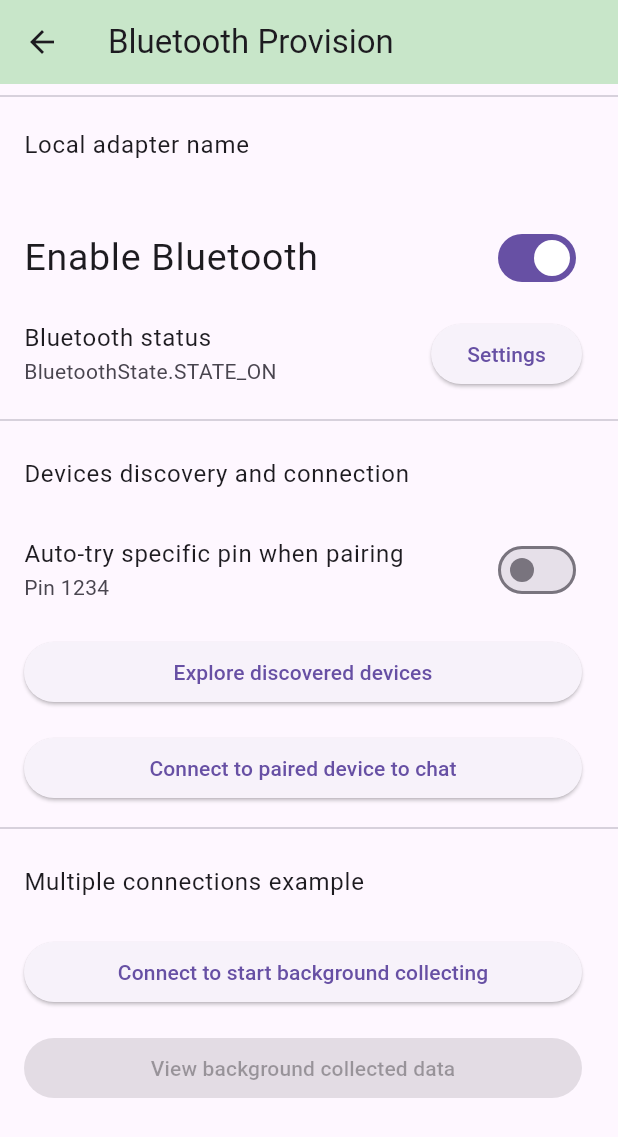
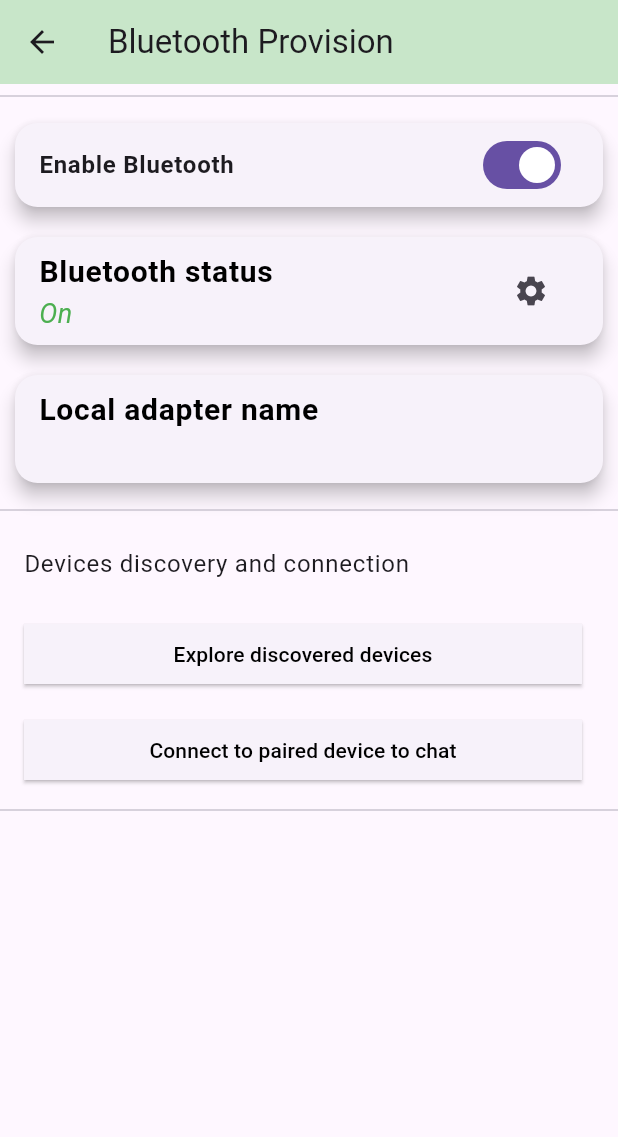
Before and after one commit to Manish2102/GardenController, a Flutter app: the MainPage screen opened directly, on a phone screen of 412 x 824 dp. Shown: the top 1137 px of the screen. Run offline on Flutter 3.47's test engine with Material 3 defaults, Android fonts, the phone set to English and light mode, and no system bars; our stand-ins replace cloud_firestore, firebase_auth, firebase_core, flutter_bluetooth_serial, flutter_local_notifications, google_sign_in and 1 more; missing offline and left inert: qr_code_scanner; accounts and stored records are empty.

Commit message:
initial commit

```diff
--- a/lib/Bluetooth_Provisions/BackgroundCollectedPage.dart
+++ b/lib/Bluetooth_Provisions/BackgroundCollectedPage.dart
@@ -1,4 +1,4 @@
-import 'package:flutter/material.dart';
+/*import 'package:flutter/material.dart';
 import 'package:gardenmate/Bluetooth_Provisions/BackgroundCollectionTask.dart';
 import 'package:gardenmate/Bluetooth_Provisions/Linechart.dart';
 import 'package:gardenmate/Bluetooth_Provisions/PaintStyle.dart';
@@ -142,4 +142,4 @@ class BackgroundCollectedPage extends StatelessWidget {
           ],
         ));
   }
-}
+}*/
--- a/lib/Bluetooth_Provisions/Provision_Page.dart
+++ b/lib/Bluetooth_Provisions/Provision_Page.dart
@@ -3,9 +3,9 @@ import 'package:flutter/material.dart';
 import 'package:flutter_bluetooth_serial/flutter_bluetooth_serial.dart';
 import 'package:gardenmate/Bluetooth_Provisions/BackgroundCollectionTask.dart';
 import 'package:gardenmate/Bluetooth_Provisions/Chat_Page.dart';
+// ignore: unused_import
 import 'package:scoped_model/scoped_model.dart';
 
-import './BackgroundCollectedPage.dart';
 import './DiscoveryPage.dart';
 import './SelectBondedDevicePage.dart';
 
@@ -25,7 +25,7 @@ class _MainPage extends State<MainPage> {
 
   BackgroundCollectingTask? _collectingTask;
 
-  bool _autoAcceptPairingRequests = false;
+  //bool _autoAcceptPairingRequests = false;
 
   @override
   void initState() {
@@ -56,7 +56,7 @@ class _MainPage extends State<MainPage> {
       });
     });
 
-    // Listen for futher state changes
+    // Listen for further state changes
     FlutterBluetoothSerial.instance
         .onStateChanged()
         .listen((BluetoothState state) {
@@ -87,18 +87,17 @@ class _MainPage extends State<MainPage> {
       body: Container(
         child: ListView(
           children: <Widget>[
-            /*Divider(),
-            ListTile(title: const Text('General')),*/
             Divider(),
-            ListTile(
-              title: const Text('Local adapter name'),
-              subtitle: Text(_name),
-              onLongPress: null,
+            Card(
+              elevation: 5,
+              margin: EdgeInsets.all(10),
+              shape: RoundedRectangleBorder(
+                borderRadius: BorderRadius.circular(15),
               ),
-            SwitchListTile(
+              child: SwitchListTile(
                 title: const Text(
                   'Enable Bluetooth',
-                style: TextStyle(fontSize: 25),
+                  style: TextStyle(fontWeight: FontWeight.bold),
                 ),
                 value: _bluetoothState.isEnabled,
                 onChanged: (bool value) {
@@ -116,105 +115,78 @@ class _MainPage extends State<MainPage> {
                   });
                 },
               ),
-            ListTile(
-              title: const Text('Bluetooth status'),
-              subtitle: Text(_bluetoothState.toString()),
-              trailing: ElevatedButton(
-                child: const Text('Settings'),
+            ),
+            Card(
+              elevation: 5,
+              margin: EdgeInsets.all(10),
+              shape: RoundedRectangleBorder(
+                borderRadius: BorderRadius.circular(15),
+              ),
+              child: ListTile(
+                title: const Text(
+                  'Bluetooth status',
+                  style: TextStyle(
+                    fontSize: 20,
+                    fontWeight: FontWeight.bold,
+                    color: Colors.black,
+                  ),
+                ),
+                subtitle: Text(
+                  _bluetoothState.isEnabled ? 'On' : 'Off',
+                  style: TextStyle(
+                    fontSize: 18,
+                    fontStyle: FontStyle.italic,
+                    color:
+                        _bluetoothState.isEnabled ? Colors.green : Colors.red,
+                  ),
+                ),
+                trailing: IconButton(
+                  icon: Icon(Icons.settings),
                   onPressed: () {
                     FlutterBluetoothSerial.instance.openSettings();
                   },
                 ),
               ),
-            /*ListTile(
-              title: const Text('Local adapter address'),
-              subtitle: Text(_address),
-            ),*/
-            /*ListTile(
-              title: _discoverableTimeoutSecondsLeft == 0
-                  ? const Text("Discoverable")
-                  : Text(
-                      "Discoverable for ${_discoverableTimeoutSecondsLeft}s"),
-              subtitle: const Text("PsychoX-Luna"),
-              trailing: Row(
-                mainAxisSize: MainAxisSize.min,
-                children: [
-                  Checkbox(
-                    value: _discoverableTimeoutSecondsLeft != 0,
-                    onChanged: null,
             ),
-                  IconButton(
-                    icon: const Icon(Icons.edit),
-                    onPressed: null,
+            Card(
+              elevation: 5,
+              margin: EdgeInsets.all(10),
+              shape: RoundedRectangleBorder(
+                borderRadius: BorderRadius.circular(15),
               ),
-                  IconButton(
-                    icon: const Icon(Icons.refresh),
-                    onPressed: () async {
-                      print('Discoverable requested');
-                      final int timeout = (await FlutterBluetoothSerial.instance
-                          .requestDiscoverable(60))!;
-                      if (timeout < 0) {
-                        print('Discoverable mode denied');
-                      } else {
-                        print(
-                            'Discoverable mode acquired for $timeout seconds');
-                      }
-                      setState(() {
-                        _discoverableTimeoutTimer?.cancel();
-                        _discoverableTimeoutSecondsLeft = timeout;
-                        _discoverableTimeoutTimer =
-                            Timer.periodic(Duration(seconds: 1), (Timer timer) {
-                          setState(() {
-                            if (_discoverableTimeoutSecondsLeft < 0) {
-                              FlutterBluetoothSerial.instance.isDiscoverable
-                                  .then((isDiscoverable) {
-                                if (isDiscoverable ?? false) {
-                                  print(
-                                      "Discoverable after timeout... might be infinity timeout :F");
-                                  _discoverableTimeoutSecondsLeft += 1;
-                                }
-                              });
-                              timer.cancel();
-                              _discoverableTimeoutSecondsLeft = 0;
-                            } else {
-                              _discoverableTimeoutSecondsLeft -= 1;
-                            }
-                          });
-                        });
-                      });
-                    },
-                  )
-                ],
+              child: ListTile(
+                title: const Text(
+                  'Local adapter name',
+                  style: TextStyle(
+                    fontSize: 20,
+                    fontWeight: FontWeight.bold,
+                    color: Color.fromARGB(255, 0, 0, 0),
                   ),
-            ),*/
+                ),
+                subtitle: Text(
+                  _name,
+                  style: TextStyle(
+                    fontSize: 18,
+                    fontStyle: FontStyle.italic,
+                    color: Colors.black54,
+                  ),
+                ),
+                onLongPress: null,
+              ),
+            ),
             Divider(),
             ListTile(title: const Text('Devices discovery and connection')),
-            SwitchListTile(
-              title: const Text('Auto-try specific pin when pairing'),
-              subtitle: const Text('Pin 1234'),
-              value: _autoAcceptPairingRequests,
-              onChanged: (bool value) {
-                setState(() {
-                  _autoAcceptPairingRequests = value;
-                });
-                if (value) {
-                  FlutterBluetoothSerial.instance.setPairingRequestHandler(
-                      (BluetoothPairingRequest request) {
-                    print("Trying to auto-pair with Pin 1234");
-                    if (request.pairingVariant == PairingVariant.Pin) {
-                      return Future.value("1234");
-                    }
-                    return Future.value(null);
-                  });
-                } else {
-                  FlutterBluetoothSerial.instance
-                      .setPairingRequestHandler(null);
-                }
-              },
-            ),
             ListTile(
               title: ElevatedButton(
-                  child: const Text('Explore discovered devices'),
+                style: ElevatedButton.styleFrom(
+                  shape: RoundedRectangleBorder(
+                    borderRadius: BorderRadius.circular(0),
+                  ),
+                ),
+                child: const Text(
+                  'Explore discovered devices',
+                  style: TextStyle(color: Colors.black),
+                ),
                 onPressed: () async {
                   final BluetoothDevice? selectedDevice =
                       await Navigator.of(context).push(
@@ -230,11 +202,20 @@ class _MainPage extends State<MainPage> {
                   } else {
                     print('Discovery -> no device selected');
                   }
-                  }),
+                },
+              ),
             ),
             ListTile(
               title: ElevatedButton(
-                child: const Text('Connect to paired device to chat'),
+                style: ElevatedButton.styleFrom(
+                  shape: RoundedRectangleBorder(
+                    borderRadius: BorderRadius.circular(0),
+                  ),
+                ),
+                child: const Text(
+                  'Connect to paired device to chat',
+                  style: TextStyle(color: Colors.black),
+                ),
                 onPressed: () async {
                   final BluetoothDevice? selectedDevice =
                       await Navigator.of(context).push(
@@ -255,58 +236,6 @@ class _MainPage extends State<MainPage> {
               ),
             ),
             Divider(),
-            ListTile(title: const Text('Multiple connections example')),
-            ListTile(
-              title: ElevatedButton(
-                child: ((_collectingTask?.inProgress ?? false)
-                    ? const Text('Disconnect and stop background collecting')
-                    : const Text('Connect to start background collecting')),
-                onPressed: () async {
-                  if (_collectingTask?.inProgress ?? false) {
-                    await _collectingTask!.cancel();
-                    setState(() {
-                      /* Update for `_collectingTask.inProgress` */
-                    });
-                  } else {
-                    final BluetoothDevice? selectedDevice =
-                        await Navigator.of(context).push(
-                      MaterialPageRoute(
-                        builder: (context) {
-                          return SelectBondedDevicePage(
-                              checkAvailability: false);
-                        },
-                      ),
-                    );
-
-                    if (selectedDevice != null) {
-                      await _startBackgroundTask(context, selectedDevice);
-                      setState(() {
-                        /* Update for `_collectingTask.inProgress` */
-                      });
-                    }
-                  }
-                },
-              ),
-            ),
-            ListTile(
-              title: ElevatedButton(
-                child: const Text('View background collected data'),
-                onPressed: (_collectingTask != null)
-                    ? () {
-                        Navigator.of(context).push(
-                          MaterialPageRoute(
-                            builder: (context) {
-                              return ScopedModel<BackgroundCollectingTask>(
-                                model: _collectingTask!,
-                                child: BackgroundCollectedPage(),
-                              );
-                            },
-                          ),
-                        );
-                      }
-                    : null,
-              ),
-            ),
           ],
         ),
       ),
@@ -336,11 +265,11 @@ class _MainPage extends State<MainPage> {
         context: context,
         builder: (BuildContext context) {
           return AlertDialog(
-            title: const Text('Error occured while connecting'),
+            title: const Text('Error occurred while connecting'),
             content: Text("${ex.toString()}"),
             actions: <Widget>[
-              new TextButton(
-                child: new Text("Close"),
+              TextButton(
+                child: Text("Close"),
                 onPressed: () {
                   Navigator.of(context).pop();
                 },
```
Lines whose indentation alone changed are shown as unchanged.
